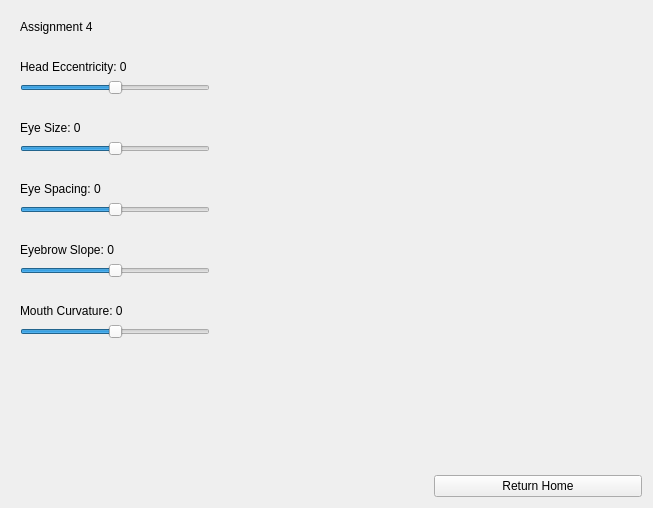
Above: final_project/PycharmProject/resources/widget/Assignment4Widget/Widget.ui from areejalghamdi/GraphicsT1 before the change. Below: the same form after it.
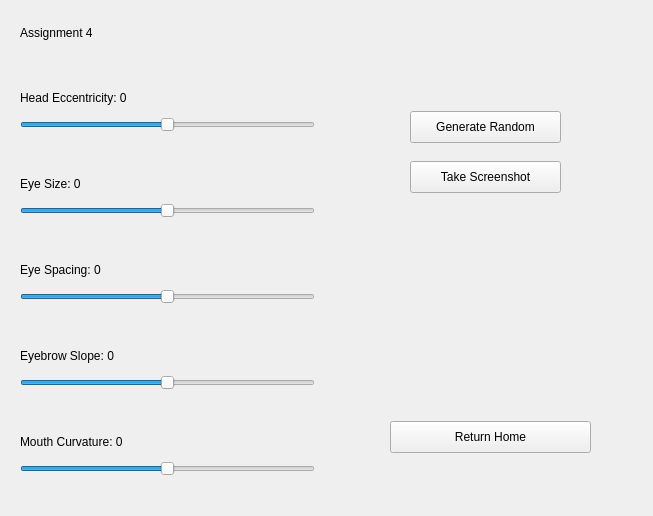
That is the form after the change.

```diff
--- a/final_project/PycharmProject/resources/widget/Assignment4Widget/Widget.ui
+++ b/final_project/PycharmProject/resources/widget/Assignment4Widget/Widget.ui
@@ -7,15 +7,15 @@
     <x>0</x>
     <y>0</y>
     <width>653</width>
-    <height>508</height>
+    <height>516</height>
    </rect>
   </property>
   <property name="windowTitle">
    <string>Form</string>
   </property>
   <layout class="QGridLayout" name="gridLayout">
-   <item row="1" column="2">
-    <spacer name="horizontalSpacer">
+   <item row="2" column="1">
+    <spacer name="horizontalSpacer_3">
      <property name="orientation">
       <enum>Qt::Horizontal</enum>
      </property>
@@ -27,14 +27,63 @@
      </property>
     </spacer>
    </item>
-   <item row="2" column="2">
-    <widget class="QPushButton" name="homeBtn">
-     <property name="text">
-      <string>Return Home</string>
-     </property>
+   <item row="0" column="1">
+    <widget class="QWidget" name="widget" native="true">
+     <widget class="QPushButton" name="homeBtn">
+      <property name="geometry">
+       <rect>
+        <x>60</x>
+        <y>410</y>
+        <width>201</width>
+        <height>32</height>
+       </rect>
+      </property>
+      <property name="text">
+       <string>Return Home</string>
+      </property>
+     </widget>
+     <widget class="QPushButton" name="generateBtn">
+      <property name="geometry">
+       <rect>
+        <x>80</x>
+        <y>100</y>
+        <width>151</width>
+        <height>32</height>
+       </rect>
+      </property>
+      <property name="text">
+       <string>Generate Random</string>
+      </property>
+     </widget>
+     <widget class="QPushButton" name="screenshotBtn">
+      <property name="geometry">
+       <rect>
+        <x>80</x>
+        <y>150</y>
+        <width>151</width>
+        <height>32</height>
+       </rect>
+      </property>
+      <property name="text">
+       <string>Take Screenshot</string>
+      </property>
+     </widget>
     </widget>
    </item>
-   <item row="1" column="0">
+   <item row="2" column="0">
+    <spacer name="horizontalSpacer_2">
+     <property name="orientation">
+      <enum>Qt::Horizontal</enum>
+     </property>
+     <property name="sizeHint" stdset="0">
+      <size>
+       <width>40</width>
+       <height>20</height>
+      </size>
+     </property>
+    </spacer>
+   </item>
+   <item row="0" column="0">
     <widget class="QWidget" name="controlsBox" native="true">
      <layout class="QVBoxLayout" name="verticalLayout">
       <item>
@@ -185,19 +234,6 @@
         </property>
        </widget>
       </item>
-      <item>
-       <spacer name="verticalSpacer">
-        <property name="orientation">
-         <enum>Qt::Vertical</enum>
-        </property>
-        <property name="sizeHint" stdset="0">
-         <size>
-          <width>20</width>
-          <height>40</height>
-         </size>
-        </property>
-       </spacer>
-      </item>
      </layout>
     </widget>
    </item>
```
Left out of the diff: 26 changed lines with no effect on the pictures.
